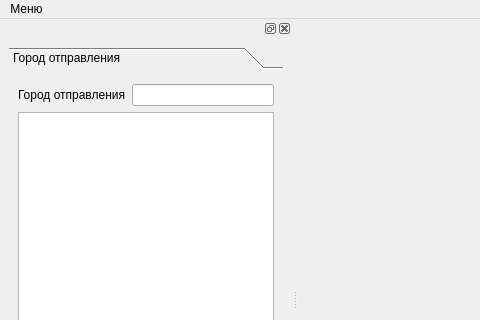
First picture: the form in mainwindow.ui, repository Shtrulpex/Aircontrol, before the edit; both pictures show x 0 to 480 and y 0 to 320 of the 800 by 600 pixel window.
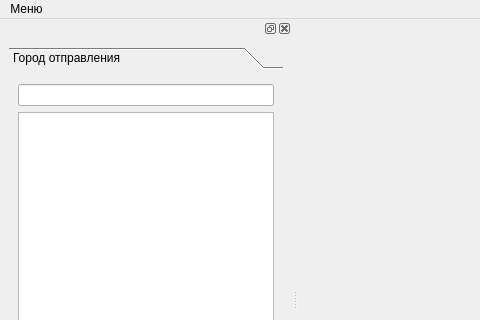
Second picture: the form after the edit. The open tabs and pages were chosen to show the change.

Patch:
```diff
--- a/mainwindow.ui
+++ b/mainwindow.ui
@@ -54,7 +54,7 @@
          <rect>
           <x>0</x>
           <y>0</y>
-          <width>353</width>
+          <width>325</width>
           <height>395</height>
          </rect>
         </property>
@@ -67,14 +67,7 @@
            <item>
             <layout class="QHBoxLayout" name="horizontalLayout">
              <item>
-              <widget class="QLabel" name="label">
-               <property name="text">
-                <string>Город отправления</string>
-               </property>
-              </widget>
-             </item>
-             <item>
-              <widget class="QLineEdit" name="lineEdit"/>
+              <widget class="QLineEdit" name="lineEdit_departureCity"/>
              </item>
             </layout>
            </item>
```
Left out of the diff: 32 changed lines with no effect on the pictures.
